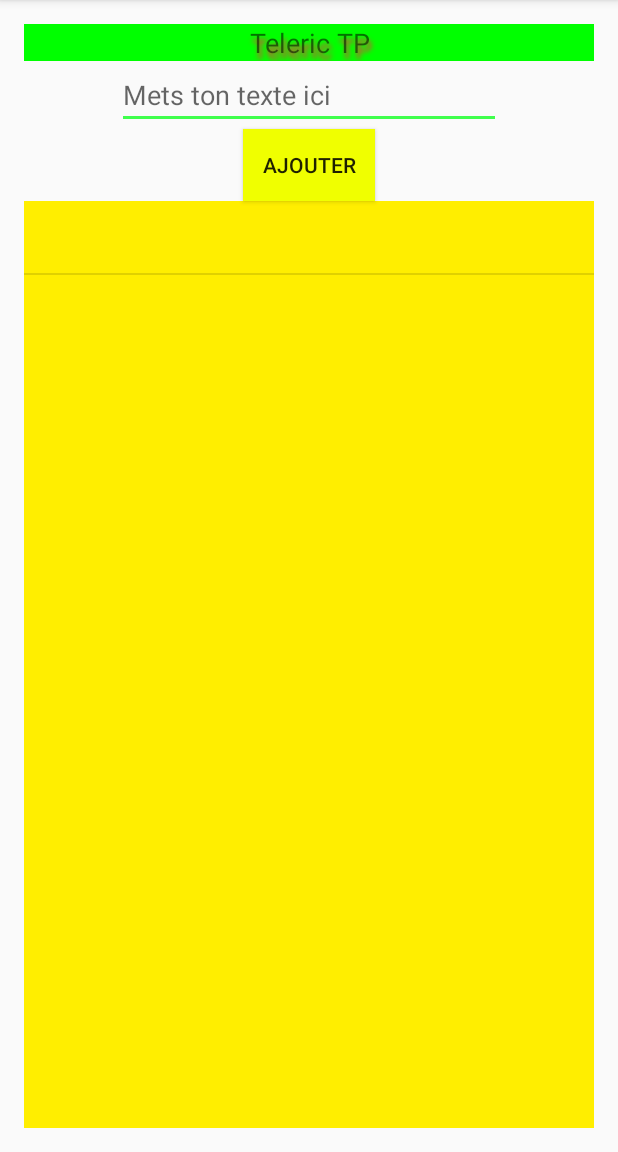
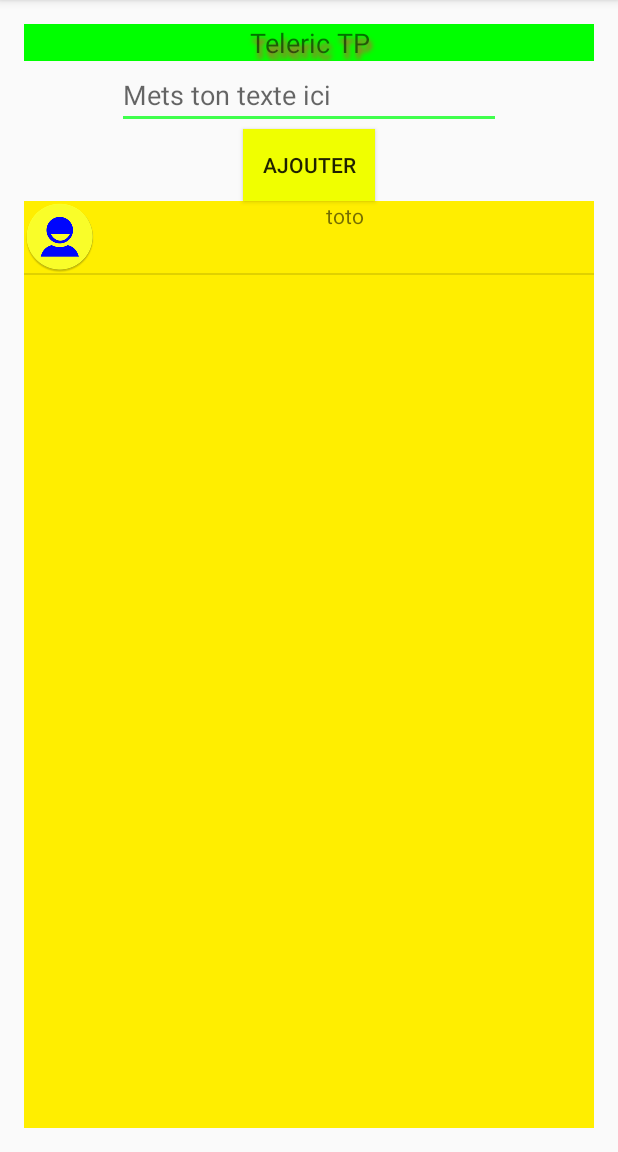
Before and after one commit to MathiasSeguy-Android2EE/MyApplicationTeleric, an Android app: the screen it shows after launch (MainActivity), after a tap on "AJOUTER", on a phone screen of 412 x 824 dp, the part 84-1236 px from its top. Run offline under Robolectric (Android 15) with nearby library versions, the phone set to English and light mode, and no system bars.

Commit message:
Adding the ListView of Human

```diff
--- a/app/src/main/AndroidManifest.xml
+++ b/app/src/main/AndroidManifest.xml
@@ -8,7 +8,7 @@
         android:label="@string/app_name"
         android:supportsRtl="true"
         android:theme="@style/AppTheme">
-        <activity android:name=".view.MainActivity">
+        <activity android:name=".view.main.MainActivity">
             <intent-filter>
                 <action android:name="android.intent.action.MAIN"/>
 
--- a/app/src/main/java/com/android2ee/formation/juilmmxvi/teleric/view/MotherActivity.java
+++ b/app/src/main/java/com/android2ee/formation/juilmmxvi/teleric/view/generic/MotherActivity.java
@@ -29,7 +29,7 @@
  * *****************************************************************************************************************</br>
  */
 
-package com.android2ee.formation.juilmmxvi.teleric.view;
+package com.android2ee.formation.juilmmxvi.teleric.view.generic;
 
 import android.support.v7.app.AppCompatActivity;
 import android.util.Log;
--- a/app/src/main/java/com/android2ee/formation/juilmmxvi/teleric/view/MainActivity.java
+++ b/app/src/main/java/com/android2ee/formation/juilmmxvi/teleric/view/main/MainActivity.java
@@ -1,14 +1,16 @@
-package com.android2ee.formation.juilmmxvi.teleric.view;
+package com.android2ee.formation.juilmmxvi.teleric.view.main;
 
 import android.os.Bundle;
 import android.util.Log;
 import android.view.View;
-import android.widget.ArrayAdapter;
 import android.widget.Button;
 import android.widget.EditText;
 import android.widget.ListView;
 
 import com.android2ee.formation.juilmmxvi.teleric.R;
+import com.android2ee.formation.juilmmxvi.teleric.model.Human;
+import com.android2ee.formation.juilmmxvi.teleric.view.generic.MotherActivity;
+import com.android2ee.formation.juilmmxvi.teleric.view.main.adapter.HumanAdapter;
 
 import java.util.ArrayList;
 
@@ -37,11 +39,11 @@ public class MainActivity extends MotherActivity {
     /**
      * The arrayAdapter == the model of the list view
      */
-    private ArrayAdapter<String> arrayAdapter;
+    private HumanAdapter humanAdapter;
     /**
      * The list of messages to display
      */
-    private ArrayList<String> messages;
+    private ArrayList<Human> humen;
 
     /***********************************************************
      * Managing LifeCycle
@@ -57,12 +59,12 @@ public class MainActivity extends MotherActivity {
         btnAdd = (Button) findViewById(R.id.btnAdd);
         lsvResult = (ListView) findViewById(R.id.lsvResult);
         if(savedInstanceState!=null){
-            messages=savedInstanceState.getStringArrayList(RES);
+            humen =savedInstanceState.getParcelableArrayList(RES);
         }else{
-            messages=new ArrayList<>();
+            humen =new ArrayList<>();
         }
-        arrayAdapter=new ArrayAdapter<String>(this,android.R.layout.simple_list_item_1,messages);
-        lsvResult.setAdapter(arrayAdapter);
+        humanAdapter=new HumanAdapter(this, humen);
+        lsvResult.setAdapter(humanAdapter);
         //implement the listeners
         btnAdd.setOnClickListener(new View.OnClickListener() {
             @Override
@@ -78,7 +80,7 @@ public class MainActivity extends MotherActivity {
         Log.d(TAG, "onSaveInstanceState() called with: " + "outState = [" + outState + "]");
         super.onSaveInstanceState(outState);
         outState.putString(EDT,edtMessage.getText().toString());
-        outState.putStringArrayList(RES,messages);
+        outState.putParcelableArrayList(RES, humen);
     }
 
     @Override
@@ -104,7 +106,7 @@ public class MainActivity extends MotherActivity {
 //        messages.add(message);
 //        arrayAdapter.notifyDataSetChanged();
         //second
-        arrayAdapter.add(message);
+        humanAdapter.add(new Human(message,humen.size()));
         edtMessage.setText("");
     }
 }
--- /dev/null
+++ b/app/src/main/java/com/android2ee/formation/juilmmxvi/teleric/view/main/adapter/HumanAdapter.java
@@ -0,0 +1,89 @@
+/**
+ * <ul>
+ * <li>HumanAdapter</li>
+ * <li>com.android2ee.formation.juilmmxvi.teleric.view.main.adapter</li>
+ * <li>19/07/2016</li>
+ * <p/>
+ * <li>======================================================</li>
+ * <p/>
+ * <li>Projet : Mathias Seguy Project</li>
+ * <li>Produit par MSE.</li>
+ * <p/>
+ * /**
+ * <ul>
+ * Android Tutorial, An <strong>Android2EE</strong>'s project.</br>
+ * Produced by <strong>Dr. Mathias SEGUY</strong>.</br>
+ * Delivered by <strong>http://android2ee.com/</strong></br>
+ * Belongs to <strong>Mathias Seguy</strong></br>
+ * ***************************************************************************************************************</br>
+ * This code is free for any usage but can't be distribute.</br>
+ * The distribution is reserved to the site <strong>http://android2ee.com</strong>.</br>
+ * The intelectual property belongs to <strong>Mathias Seguy</strong>.</br>
+ * <em>http://mathias-seguy.developpez.com/</em></br> </br>
+ * <p/>
+ * *****************************************************************************************************************</br>
+ * Ce code est libre de toute utilisation mais n'est pas distribuable.</br>
+ * Sa distribution est reservée au site <strong>http://android2ee.com</strong>.</br>
+ * Sa propriété intellectuelle appartient à <strong>Mathias Seguy</strong>.</br>
+ * <em>http://mathias-seguy.developpez.com/</em></br> </br>
+ * *****************************************************************************************************************</br>
+ */
+
+package com.android2ee.formation.juilmmxvi.teleric.view.main.adapter;
+
+import android.content.Context;
+import android.view.LayoutInflater;
+import android.view.View;
+import android.view.ViewGroup;
+import android.widget.ArrayAdapter;
+import android.widget.ImageView;
+import android.widget.TextView;
+
+import com.android2ee.formation.juilmmxvi.teleric.R;
+import com.android2ee.formation.juilmmxvi.teleric.model.Human;
+
+import java.util.List;
+
+/**
+ * Created by Mathias Seguy - Android2EE on 19/07/2016.
+ */
+public class HumanAdapter extends ArrayAdapter<Human> {
+    /***********************************************************
+    *  Attributes
+    **********************************************************/
+
+    LayoutInflater inflater;
+    /***********************************************************
+    *  Constructors
+    **********************************************************/
+    /**
+     * Constructor
+     * @param context  The current context.
+     * @param objects  The objects to represent in the ListView.
+     */
+    public HumanAdapter(Context context, List<Human> objects) {
+        super(context, -1, objects);
+        //instantiate heavy objects
+        inflater=LayoutInflater.from(context);
+
+    }
+
+    /***********************************************************
+     * Temp variable for getView to avoid creating pointer
+     **********************************************************/
+    Human humanTemp;
+    View rowView;
+
+    @Override
+    public View getView(int position, View convertView, ViewGroup parent) {
+        //create the view
+        rowView=inflater.inflate(R.layout.human_even,parent,false);
+        //update the view
+        humanTemp=getItem(position);
+        ((TextView)rowView.findViewById(R.id.txvName)).setText(humanTemp.getName());
+        ((TextView)rowView.findViewById(R.id.txvMessage)).setText(humanTemp.getMessage());
+        ((ImageView)rowView.findViewById(R.id.imvPicture)).setImageResource(humanTemp.getPicture());
+        //return it
+        return rowView;
+    }
+}
--- a/app/src/main/res/layout/activity_main.xml
+++ b/app/src/main/res/layout/activity_main.xml
@@ -10,7 +10,7 @@
     android:paddingLeft="@dimen/activity_horizontal_margin"
     android:paddingRight="@dimen/activity_horizontal_margin"
     android:paddingTop="@dimen/activity_vertical_margin"
-    tools:context=".view.MainActivity">
+    tools:context=".view.main.MainActivity">
 
     <TextView
         android:layout_width="match_parent"
--- /dev/null
+++ b/app/src/main/res/layout/human_even.xml
@@ -0,0 +1,26 @@
+<?xml version="1.0" encoding="utf-8"?>
+<LinearLayout xmlns:android="http://schemas.android.com/apk/res/android"
+			  android:layout_width="match_parent"
+			  android:layout_height="match_parent">
+	<ImageView
+		android:id="@+id/imvPicture"
+		android:layout_width="wrap_content"
+		android:layout_height="wrap_content"
+		android:layout_gravity="center"/>
+	<LinearLayout
+		android:layout_width="match_parent"
+		android:layout_height="wrap_content"
+		android:gravity="center"
+		android:orientation="vertical">
+		<TextView
+			android:id="@+id/txvName"
+			android:layout_width="wrap_content"
+			android:layout_height="wrap_content"/>
+		<TextView
+			android:id="@+id/txvMessage"
+			android:layout_width="wrap_content"
+			android:layout_height="wrap_content"
+			android:layout_gravity="left"/>
+
+	</LinearLayout>
+</LinearLayout>
```
Also changed, not shown: app/src/main/java/com/android2ee/formation/juilmmxvi/teleric/model/Human.java (+37 -3 lines).
